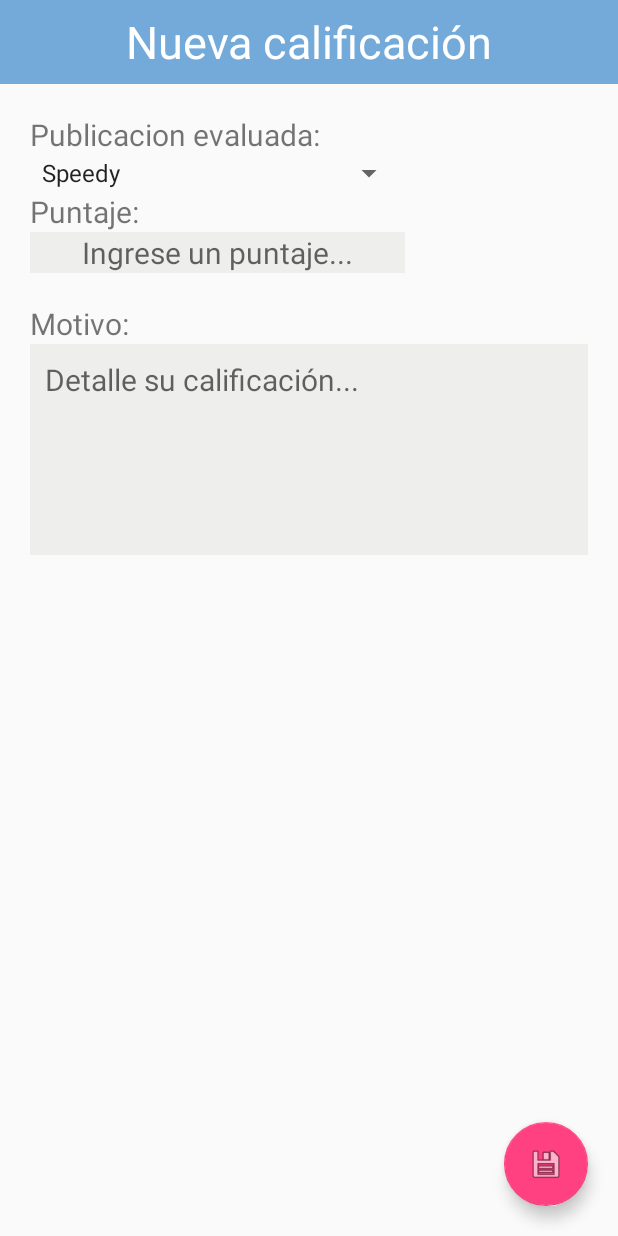
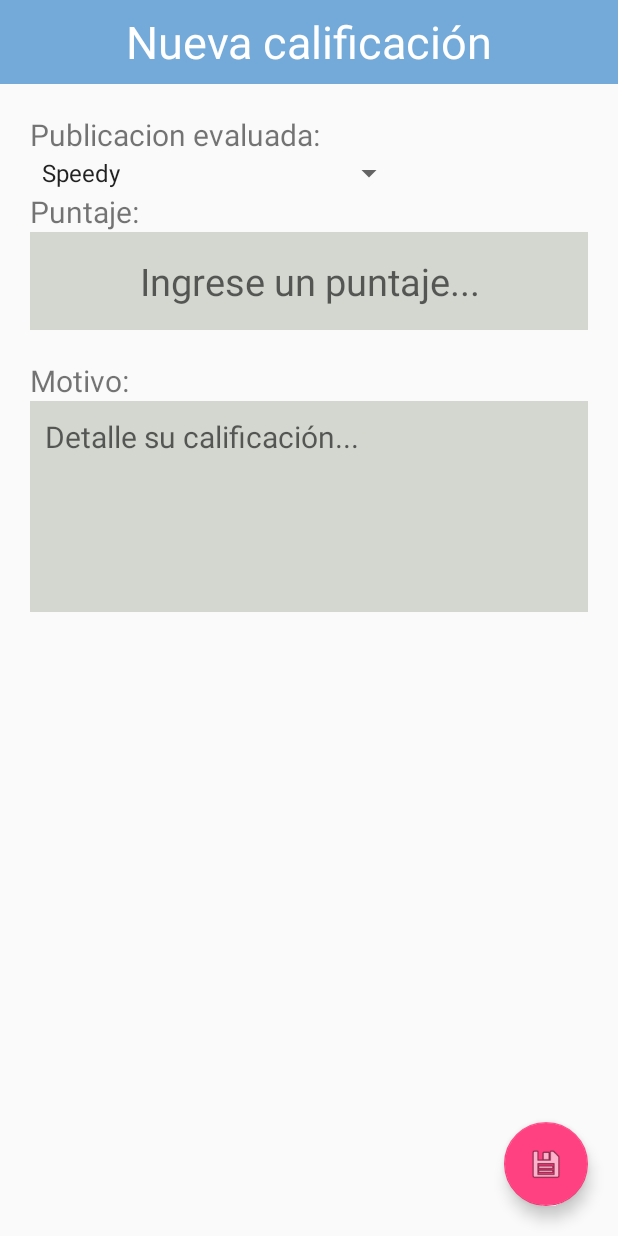
Before and after one commit to garciadiego1990/grupo1-RankIt-Interfaces, an Android app: the CalificacionNuevaActivity screen opened directly, with no data from a screen before it, on a phone screen of 412 x 824 dp. Run offline under Robolectric (Android 15) with nearby library versions, the phone set to English and light mode, and no system bars; 1 statement that could not run was skipped.

Commit message:
Agregadas validaciones para calificacion nueva y editar. Creada clase abstracta para sacar código repetido en activitys de edición y nueva calificacion.

```diff
--- /dev/null
+++ b/RankIT-Android/app/src/main/java/ar/edu/unq/uis/rankit_android/AbstractEdicionCalificacionActivity.java
@@ -0,0 +1,119 @@
+package ar.edu.unq.uis.rankit_android;
+
+import android.content.DialogInterface;
+import android.os.Bundle;
+import android.support.design.widget.FloatingActionButton;
+import android.support.v7.app.AlertDialog;
+import android.support.v7.app.AppCompatActivity;
+import android.view.View;
+import android.widget.EditText;
+import android.widget.TextView;
+import android.widget.Toast;
+
+import ar.edu.unq.uis.rankit_android.model.Calificacion;
+import ar.edu.unq.uis.rankit_android.repo.DataService;
+
+/**
+ * Created by aeentk on 23/11/16.
+ */
+
+public abstract class AbstractEdicionCalificacionActivity extends AppCompatActivity {
+
+
+    protected EditText puntajeET;
+    protected TextView tituloTV;
+    protected EditText motivoET;
+    protected FloatingActionButton guardarFAB;
+
+    protected DataService data;
+
+    protected Integer idUsuario;
+
+    public AbstractEdicionCalificacionActivity() {
+        super();
+        this.data = DataService.getInstance();
+    }
+
+    @Override
+    protected void onCreate(Bundle savedInstanceState) {
+        super.onCreate(savedInstanceState);
+        this.setContentView(this.getLayoutVista());
+
+        this.tituloTV = (TextView) this.findViewById(R.id.toolbar_title);
+        this.puntajeET = (EditText) this.findViewById(R.id.puntaje_edit);
+        this.motivoET = (EditText) this.findViewById(R.id.editar_motivo);
+
+        this.guardarFAB = (FloatingActionButton) this.findViewById(R.id.guardar_edicion_boton);
+        this.guardarFAB.setOnClickListener(new View.OnClickListener() {
+            @Override
+            public void onClick(View view) {
+                if(validosCamposEditables()) {
+                    dialogoConfirmarEdicion();
+                }
+            }
+        });
+
+        this.idUsuario = (Integer) this.getIntent().getExtras().getInt(LoginActivity.ID_USER);
+    }
+
+
+    /** Se responde si los campos editables de la vista tienen datos válidos.
+     * En caso de ser válidos se responde true; caso contrario se retorna false y se informa en pantalla
+     * cuales son los campos erroneos.*/
+    private boolean validosCamposEditables() {
+        boolean camposValidos = true;
+        if(this.puntajeET.getText().length() == 0) {
+            camposValidos = false;
+            Toast.makeText(this,"Ingrese un puntaje válido",Toast.LENGTH_SHORT).show();
+        }
+        if(this.motivoET.getText().length() == 0) {
+            camposValidos = false;
+            Toast.makeText(this,"Ingrese el motivo de la calificación",Toast.LENGTH_SHORT).show();
+        }
+        return camposValidos;
+    }
+
+
+    /**Al llamar a este método se muestra un diálogo en pantalla consultando al usuario si desea guardar los cambios
+     * a la calificación que está siendo mostrada por este activity.
+     * En caso de aceptar, la calificación se guarda y se regresa al activity padre;
+     * En caso de cancelar la edición, se cierra este diálogo y no se hace nada.*/
+    public void dialogoConfirmarEdicion() {
+        AlertDialog.Builder alertDialogBuilder = new AlertDialog.Builder(this);
+        alertDialogBuilder.setMessage(this.getMSGConfirmacion());
+
+        alertDialogBuilder.setPositiveButton("Aceptar",
+                new DialogInterface.OnClickListener() {
+                    @Override
+                    public void onClick(DialogInterface arg0, int arg1) {
+                        guardarEdicion();
+                    }
+                });
+
+
+        alertDialogBuilder.setNegativeButton("Cancelar",
+                new DialogInterface.OnClickListener() {
+                    @Override
+                    public void onClick(DialogInterface dialog, int which) {
+                        //No hacer nada.
+                    }
+                });
+
+        AlertDialog alertDialog = alertDialogBuilder.create();
+        alertDialog.show();
+    }
+
+
+    /**Este método implementa la acción a realizarce al momento de guardarse los cambios realizados a la calificación.*/
+    protected abstract void guardarEdicion();
+
+
+    /** Se retorna el int que representa el layout de la vista de este activity.*/
+    protected abstract int getLayoutVista();
+
+
+    /**Este método retorna el texto a mostrarse en el dialogo de confirmación que se muestra al guardar
+     * la edición de la calificación. */
+    protected abstract String getMSGConfirmacion();
+
+}
--- a/RankIT-Android/app/src/main/java/ar/edu/unq/uis/rankit_android/CalificacionNuevaActivity.java
+++ b/RankIT-Android/app/src/main/java/ar/edu/unq/uis/rankit_android/CalificacionNuevaActivity.java
@@ -1,7 +1,9 @@
 package ar.edu.unq.uis.rankit_android;
 
+import android.content.DialogInterface;
 import android.os.Bundle;
 import android.support.design.widget.FloatingActionButton;
+import android.support.v7.app.AlertDialog;
 import android.support.v7.app.AppCompatActivity;
 
 import android.support.v7.widget.Toolbar;
@@ -10,6 +12,7 @@ import android.widget.ArrayAdapter;
 import android.widget.Button;
 import android.widget.EditText;
 import android.widget.Spinner;
+import android.widget.Toast;
 
 import ar.edu.unq.uis.rankit_android.model.Calificacion;
 import ar.edu.unq.uis.rankit_android.model.Evaluado;
@@ -19,41 +22,46 @@ import ar.edu.unq.uis.rankit_android.repo.DataService;
 /**
  * Created by aeentk on 18/11/16.
  */
-public class CalificacionNuevaActivity extends AppCompatActivity {
+public class CalificacionNuevaActivity extends AbstractEdicionCalificacionActivity {
 
-    private DataService data;
-
-    private FloatingActionButton guardarBoton;
-    private EditText puntosET;
     private Spinner evaluadosSPR;
-    private EditText motivoET;
 
     public CalificacionNuevaActivity() {
         super();
-        this.data = DataService.getInstance();
     }
 
     @Override
     protected void onCreate(Bundle savedInstanceState) {
         super.onCreate(savedInstanceState);
-        this.setContentView(R.layout.activity_calificacion_nueva);
+
+        this.cargarEvaluadosEnSpinner();
+    }
+
+    @Override
+    protected void guardarEdicion() {
+        Evaluado e = (Evaluado) this.evaluadosSPR.getSelectedItem();
+        int puntaje = Integer.valueOf(this.puntajeET.getText().toString());
+        String motivo = this.motivoET.getText().toString();
+        this.data.saveCalificacion(e.getNombre(), puntaje, motivo);
+
+        Toast.makeText(this,"La calificacíon a sido creada",Toast.LENGTH_LONG).show();
+
+        this.finish();
+    }
+
+    @Override
+    protected int getLayoutVista() {
+        return R.layout.activity_calificacion_nueva;
+    }
+
+    @Override
+    protected String getMSGConfirmacion() {
+        return "¿Quiere crear esta calificación?";
+    }
 
 
-        this.guardarBoton = (FloatingActionButton) this.findViewById(R.id.guardar_edicion_boton);
-        this.guardarBoton.setOnClickListener(new View.OnClickListener() {
-            @Override
-            public void onClick(View v) {
-                guardarCalificacion();
-            }
-        });
-
-        this.puntosET = (EditText) this.findViewById(R.id.puntaje_edit);
-        this.motivoET = (EditText) this.findViewById(R.id.editar_motivo);
-
-        this.bindEvaluadosSpinner();
-    }
-
-    private void bindEvaluadosSpinner() {
+    /** Se setean en el spinner de la vista todos los evaluados disponibles.*/
+    private void cargarEvaluadosEnSpinner() {
         this.evaluadosSPR = (Spinner) findViewById(R.id.evaluados_spinner);
         ArrayAdapter<Evaluado> adapter = new EvaluadosAdapter(this, this.data.getEvaluados());
         // Specify the layout to use when the list of choices appears
@@ -62,12 +70,4 @@ public class CalificacionNuevaActivity extends AppCompatActivity {
         this.evaluadosSPR.setAdapter(adapter);
     }
 
-    public void guardarCalificacion(){
-        Evaluado e = (Evaluado) this.evaluadosSPR.getSelectedItem();
-        int puntaje = Integer.valueOf(this.puntosET.getText().toString());
-        String motivo = this.motivoET.getText().toString();
-        this.data.saveCalificacion(e.getNombre(), puntaje, motivo);
-
-        this.finish();
-    }
 }
--- a/RankIT-Android/app/src/main/res/layout/campos_de_edicion.xml
+++ b/RankIT-Android/app/src/main/res/layout/campos_de_edicion.xml
@@ -13,16 +13,15 @@
 
     <EditText
         android:id="@+id/puntaje_edit"
-        android:layout_width="250dp"
+        android:layout_width="match_parent"
         android:layout_height="wrap_content"
+
         android:background="@color/campo_de_edicion"
         android:hint="@string/ingrese_un_puntaje"
         android:inputType="number"
-        android:textSize="@dimen/label_edicion"
-        android:textAlignment="center"/>
-
-
-
+        android:textSize="25sp"
+        android:textAlignment="center"
+        android:padding="15dp"/>
 
     <TextView
         android:id="@+id/editar_label"
--- a/RankIT-Android/app/src/main/res/values/colors.xml
+++ b/RankIT-Android/app/src/main/res/values/colors.xml
@@ -3,6 +3,6 @@
     <color name="colorPrimary">#3F51B5</color>
     <color name="colorPrimaryDark">#303F9F</color>
     <color name="colorAccent">#FF4081</color>
-    <color name="campo_de_edicion">#EEEEEC</color>
+    <color name="campo_de_edicion">#D3D7CF</color>
     <color name="app_color">#73AAD9</color>
 </resources>
```
Also changed, not shown: RankIT-Android/app/src/main/java/ar/edu/unq/uis/rankit_android/CalificacionEditarActivity.java (+24 -64 lines).
